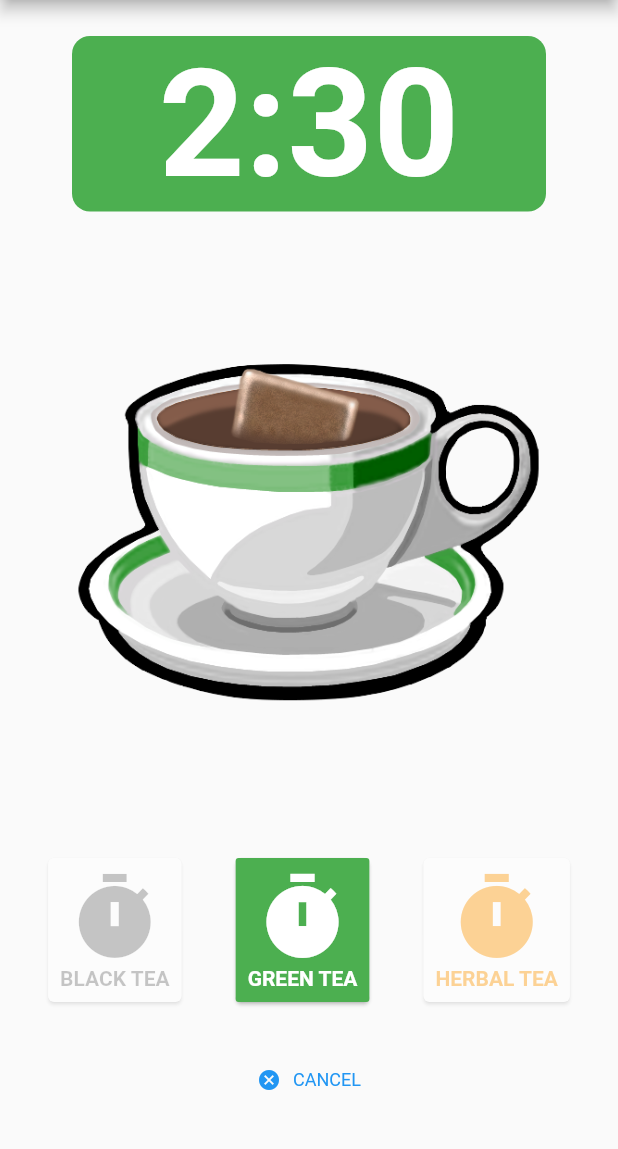
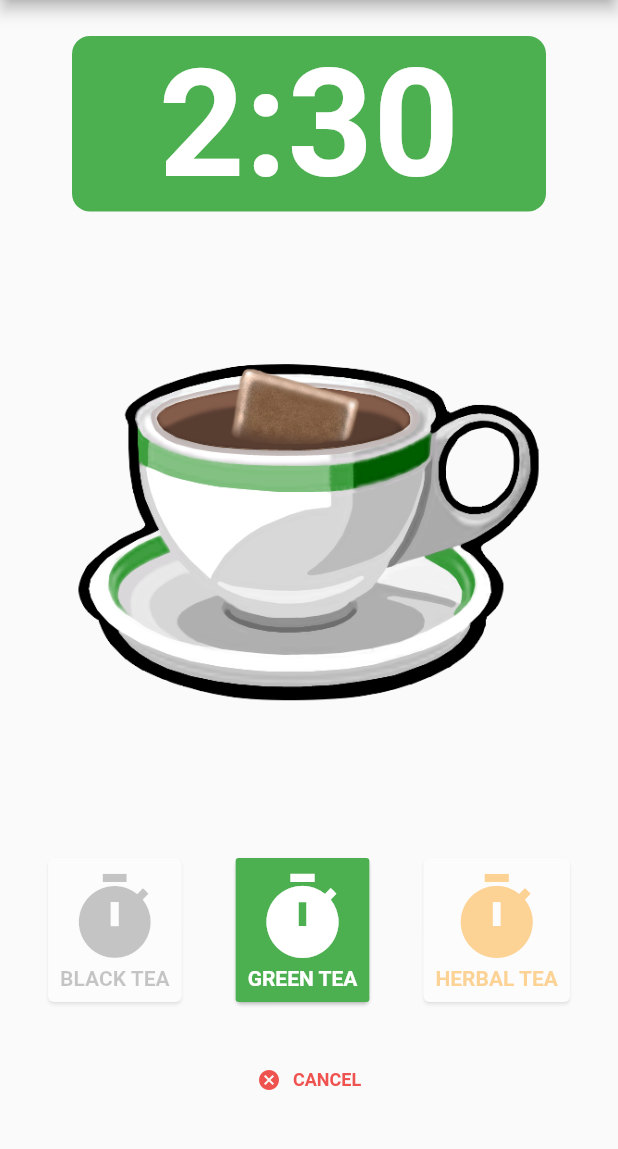
Before and after one commit to ncosgray/cuppa_mobile, a Flutter app: the screen it shows after launch, item 2 of the bottom bar chosen, on a phone screen of 412 x 824 dp, the part 84-1233 px from its top. Run offline on Flutter 3.47's test engine with Material 2 defaults, Android fonts, the phone set to English and light mode, and no system bars; our stand-ins replace shared_preferences; missing offline and left inert: quick_actions.

Commit message:
red Cancel button

```diff
--- a/lib/timer.dart
+++ b/lib/timer.dart
@@ -442,12 +442,12 @@ class CancelButton extends StatelessWidget {
         AppLocalizations.translate('cancel_button').toUpperCase(),
         style: new TextStyle(
           fontSize: 12.0,
-          fontWeight: FontWeight.w400,
-          color: active ? Colors.blue : Theme.of(context).buttonColor,
+          fontWeight: FontWeight.bold,
+          color: active ? Colors.red[400] : Theme.of(context).buttonColor,
         ),
       ),
       icon: Icon(Icons.cancel,
-          color: active ? Colors.blue : Theme.of(context).buttonColor,
+          color: active ? Colors.red[400] : Theme.of(context).buttonColor,
           size: 16.0),
       onPressed: active ? _handleTap : null,
     );
```
